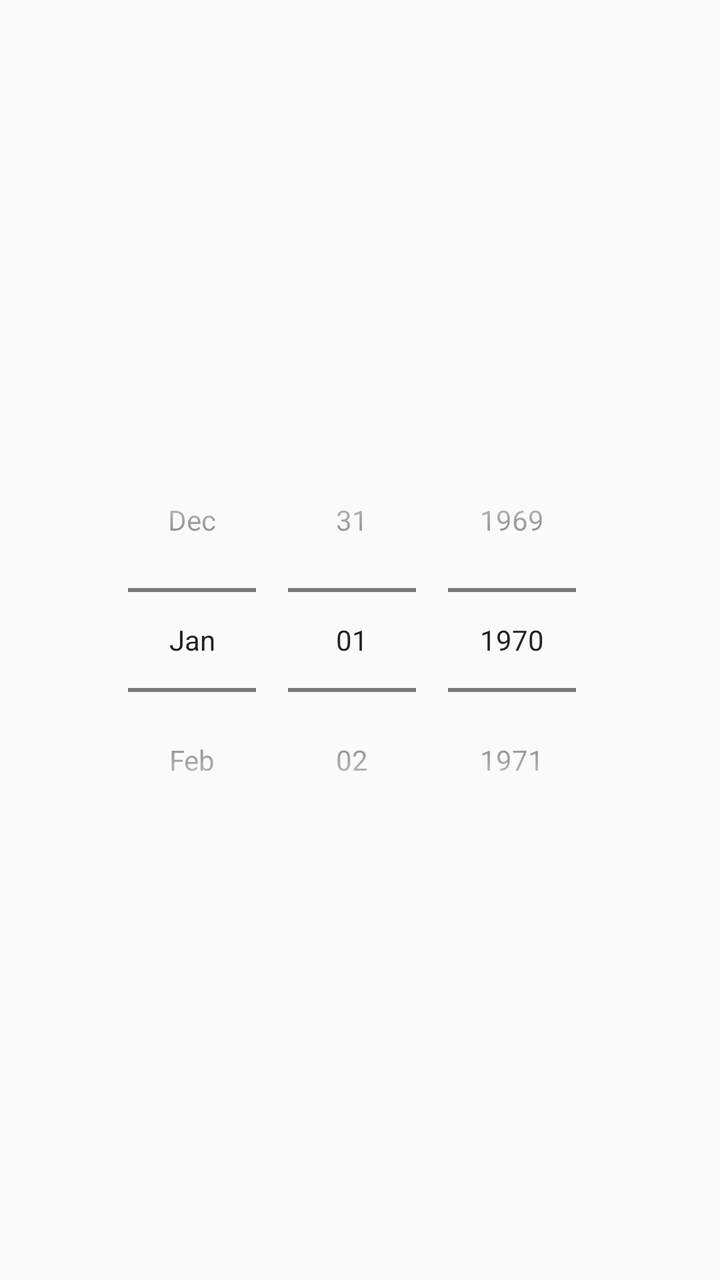
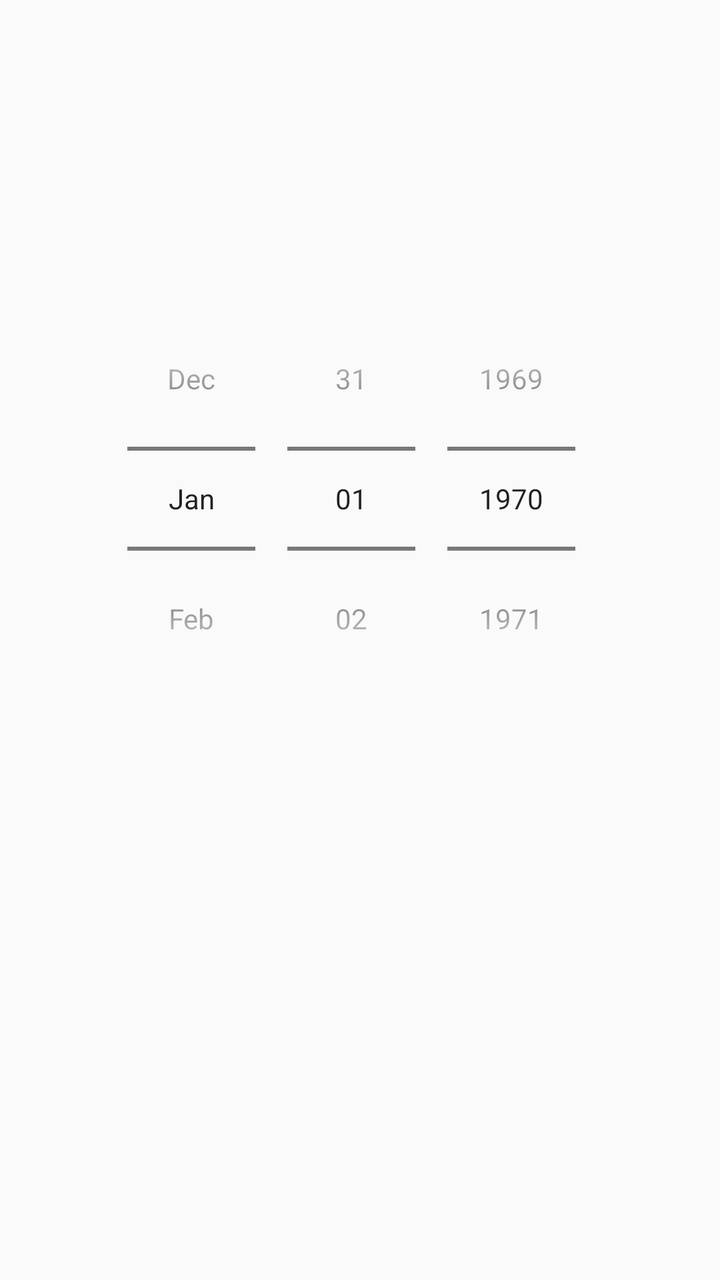

An Android layout rendered at two revisions. The XML below is the earlier revision; the diff shows what the commit changed to produce the second picture.
<!-- AndroidManifest.xml: application theme Theme.Lab7Fragments -->
<!-- res/layout/screen1.xml -->
<?xml version="1.0" encoding="utf-8"?>
<androidx.constraintlayout.widget.ConstraintLayout
    xmlns:android="http://schemas.android.com/apk/res/android"
    xmlns:app="http://schemas.android.com/apk/res-auto"
    xmlns:tools="http://schemas.android.com/tools"
    android:orientation="vertical"
    android:layout_width="match_parent"
    android:layout_height="match_parent">

    
    <DatePicker
        android:id="@+id/datePicker"
        android:layout_width="wrap_content"
        android:layout_height="wrap_content"
        android:calendarViewShown="false"
        android:datePickerMode="spinner"
        app:layout_constraintBottom_toBottomOf="parent"
        app:layout_constraintEnd_toEndOf="parent"
        app:layout_constraintStart_toStartOf="parent"
        app:layout_constraintTop_toTopOf="parent"/>

    <TextView
        android:id="@+id/textView"
        android:layout_width="410dp"
        android:layout_height="48dp"
        android:layout_marginBottom="683dp"
        android:text="Screen 1"
        app:layout_constraintBottom_toBottomOf="parent"
        app:layout_constraintEnd_toEndOf="parent"
        app:layout_constraintStart_toStartOf="parent"
        app:layout_constraintTop_toTopOf="parent" />
</androidx.constraintlayout.widget.ConstraintLayout>
<!-- resources referenced by this layout -->
<resources>
  <style name="Theme.Lab7Fragments" parent="Base.Theme.Lab7Fragments" />
  <style name="Base.Theme.Lab7Fragments" parent="Theme.AppCompat.Light.NoActionBar">
          
          
      </style>
</resources>

<!-- the commit's change to res/layout/screen1.xml (unified diff, before → after) -->
@@ -8,6 +8,7 @@
     android:layout_height="match_parent">
 
     
+
     <DatePicker
         android:id="@+id/datePicker"
         android:layout_width="wrap_content"
@@ -16,17 +17,22 @@
         android:datePickerMode="spinner"
         app:layout_constraintBottom_toBottomOf="parent"
         app:layout_constraintEnd_toEndOf="parent"
+        app:layout_constraintHorizontal_bias="0.496"
         app:layout_constraintStart_toStartOf="parent"
-        app:layout_constraintTop_toTopOf="parent"/>
+        app:layout_constraintTop_toTopOf="parent"
+        app:layout_constraintVertical_bias="0.335" />
 
-    <TextView
-        android:id="@+id/textView"
-        android:layout_width="410dp"
-        android:layout_height="48dp"
-        android:layout_marginBottom="683dp"
-        android:text="Screen 1"
+    <Button
+        android:id="@+id/saveDateButton"
+        android:layout_width="wrap_content"
+        android:layout_height="wrap_content"
+        android:layout_marginStart="122dp"
+        android:layout_marginTop="59dp"
+        android:layout_marginEnd="123dp"
+        android:layout_marginBottom="238dp"
+        android:text="Save Selected Date"
         app:layout_constraintBottom_toBottomOf="parent"
         app:layout_constraintEnd_toEndOf="parent"
         app:layout_constraintStart_toStartOf="parent"
-        app:layout_constraintTop_toTopOf="parent" />
+        app:layout_constraintTop_toBottomOf="@+id/datePicker" />
 </androidx.constraintlayout.widget.ConstraintLayout>
